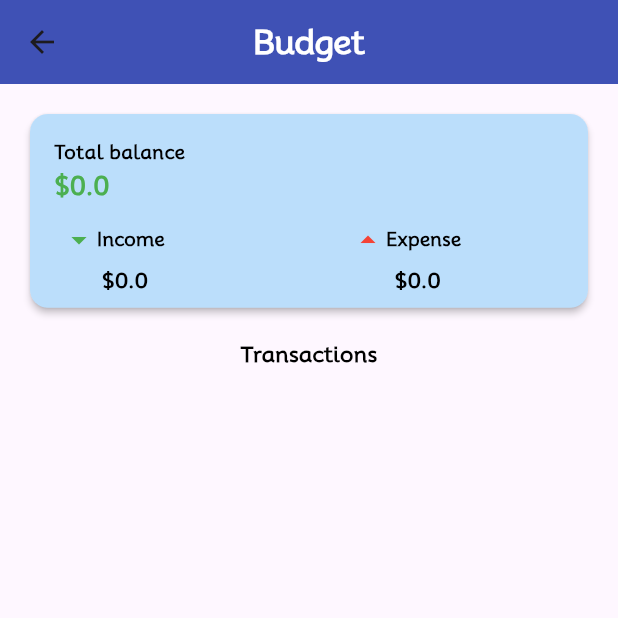
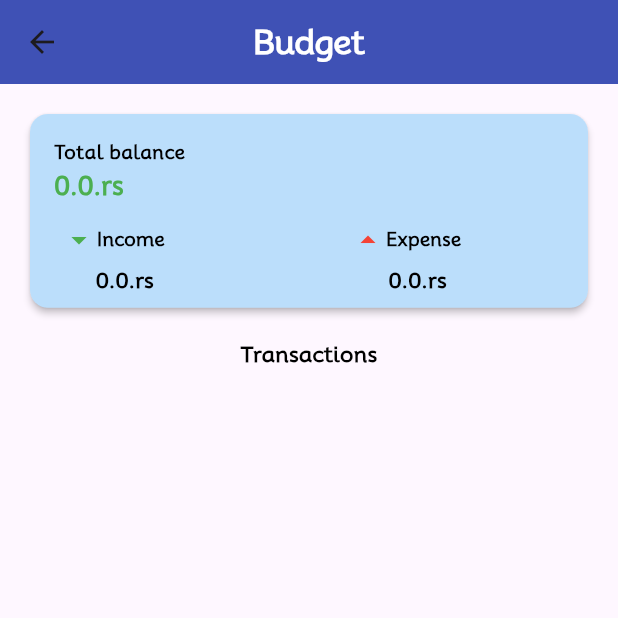
Before and after one commit to jeel-butani/HCD-Project, a Flutter app: the Home screen opened directly with empty values, after a tap on "Budget", on a phone screen of 412 x 824 dp, the top half of it. Run offline on Flutter 3.47's test engine with Material 3 defaults, Android fonts, the phone set to English and light mode, and no system bars; our stand-ins replace cloud_firestore, firebase_auth, firebase_core, get, shared_preferences; accounts and stored records are empty.

Commit message:
add ui for module2

```diff
--- a/family_management/lib/budget/home_budget.dart
+++ b/family_management/lib/budget/home_budget.dart
@@ -54,14 +54,14 @@ class _HomeBudgetState extends State<HomeBudget> {
           } else if (snapshot.hasError) {
             return Center(child: Text('Error: ${snapshot.error}'));
           } else if (snapshot.hasData) {
-            double totalIncome = 0;
-            double totalExpense = 0;
+            double totalIncome = 0.0;
+            double totalExpense = 0.0;
 
             snapshot.data!.forEach((transaction) {
               if (transaction.isExpense) {
-                totalExpense += transaction.amount;
+                totalExpense += double.parse(transaction.amount.toString());
               } else {
-                totalIncome += transaction.amount;
+                totalIncome += double.parse(transaction.amount.toString());
               }
             });
 
@@ -87,7 +87,7 @@ class _HomeBudgetState extends State<HomeBudget> {
                             ),
                           ),
                           subtitle: Text(
-                            '\$$totalBalance',
+                            '$totalBalance.rs',
                             style: TextStyle(
                               fontFamily: 'MooliBold',
                               fontSize:
@@ -105,7 +105,7 @@ class _HomeBudgetState extends State<HomeBudget> {
                                 width: CompnentSize.getWidth(context, 0.05)),
                             IncomeExpenseIndicator(
                               label: 'Income',
-                              amount: '\$$totalIncome',
+                              amount: '$totalIncome.rs',
                               icon: Icons.arrow_drop_down,
                               color: Colors.green,
                             ),
@@ -113,7 +113,7 @@ class _HomeBudgetState extends State<HomeBudget> {
                                 width: CompnentSize.getWidth(context, 0.3)),
                             IncomeExpenseIndicator(
                               label: 'Expense',
-                              amount: '\$$totalExpense',
+                              amount: '$totalExpense.rs',
                               icon: Icons.arrow_drop_up,
                               color: Colors.red,
                             ),
@@ -160,7 +160,7 @@ class _HomeBudgetState extends State<HomeBudget> {
                                 companyName: transaction.type,
                                 date: transaction.date,
                                 time: transaction.time,
-                                amount: '\$${transaction.amount}',
+                                amount: '${transaction.amount}rs.',
                                 isIncome: !transaction.isExpense,
                               );
                             },
@@ -186,7 +186,7 @@ class _HomeBudgetState extends State<HomeBudget> {
       floatingActionButton: FloatingActionButton(
         backgroundColor: Colors.blue.shade300,
         onPressed: () {
-          Get.put(() => AddExpanse(
+          Get.to(() => AddExpanse(
                 familyId: HomeBudget.familyId,
                 memberId: HomeBudget.memberId,
               ));
--- a/family_management/lib/home.dart
+++ b/family_management/lib/home.dart
@@ -1,6 +1,7 @@
 import 'package:family_management/budget/home_budget.dart';
 import 'package:family_management/get_size.dart';
 import 'package:family_management/login_family.dart';
+import 'package:family_management/todo/home_todo.dart';
 import 'package:family_management/ui_helper.dart';
 import 'package:flutter/material.dart';
 import 'package:get/get.dart';
@@ -39,7 +40,10 @@ class Home extends StatelessWidget {
                     padding: const EdgeInsets.symmetric(horizontal: 10),
                     child: GestureDetector(
                       onTap: () {
-                        Get.off(() => HomeBudget(
+                        // print(Home.familyId);
+                        // print(Home.memberId);
+
+                        Get.to(() => HomeBudget(
                               familyId: Home.familyId,
                               memberId: Home.memberId,
                             ));
@@ -80,12 +84,47 @@ class Home extends StatelessWidget {
                   ),
                   Padding(
                     padding: const EdgeInsets.symmetric(horizontal: 10),
-                    child: Container(
-                      width: CompnentSize.getWidth(context, 0.43),
-                      height: CompnentSize.getHeight(context, 0.25),
-                      decoration: BoxDecoration(
-                        color: CompnentSize.background,
-                        borderRadius: BorderRadius.circular(20.0),
+                    child: GestureDetector(
+                      onTap: () {
+                        // print(Home.familyId);
+                        // print(Home.memberId);
+
+                        Get.to(() => Todo(
+                              familyId: Home.familyId,
+                              memberId: Home.memberId,
+                            ));
+                      },
+                      child: Container(
+                        width: CompnentSize.getWidth(context, 0.43),
+                        height: CompnentSize.getHeight(context, 0.25),
+                        decoration: BoxDecoration(
+                          color: Colors.black12,
+                          borderRadius: BorderRadius.circular(20.0),
+                        ),
+                        child: Column(
+                          mainAxisAlignment: MainAxisAlignment.center,
+                          children: [
+                            SizedBox(
+                              width: 100, // Set width of the image
+                              height: 100, // Set height of the image
+                              child: Image.asset(
+                                'assets/images/todo.png',
+                                fit: BoxFit
+                                    .contain, // Adjust the fit of the image
+                              ),
+                            ),
+                            SizedBox(height: 8),
+                            Text(
+                              "ToDo",
+                              style: TextStyle(
+                                fontSize: 20,
+                                fontFamily: 'MooliBold',
+                                color: CompnentSize.background,
+                                fontWeight: FontWeight.w900,
+                              ),
+                            ),
+                          ],
+                        ),
                       ),
                     ),
                   ),
--- a/family_management/lib/model/transaction.dart
+++ b/family_management/lib/model/transaction.dart
@@ -17,12 +17,12 @@ class TransactionData {
 
   factory TransactionData.fromMap(Map<String, dynamic> map) {
     return TransactionData(
-      amount: map['amount'] ?? 0.0,
+      amount: double.parse(map['amount'] ?? 0.0),
       date: map['date'] ?? '',
       name: map['name'] ?? '',
       time: map['time'] ?? '',
       type: map['type'] ?? '',
-      isExpense: map['isExpense'] ?? true, // Include isExpense in the factory method
+      isExpense: map['isExpense'] ?? true,
     );
   }
 }
```
Also changed, not shown: family_management/lib/todo/add_task.dart (added, +155 -0 lines), family_management/lib/todo/home_todo.dart (added, +108 -0 lines), family_management/assets/images/todo.png (added), 2 other files.
